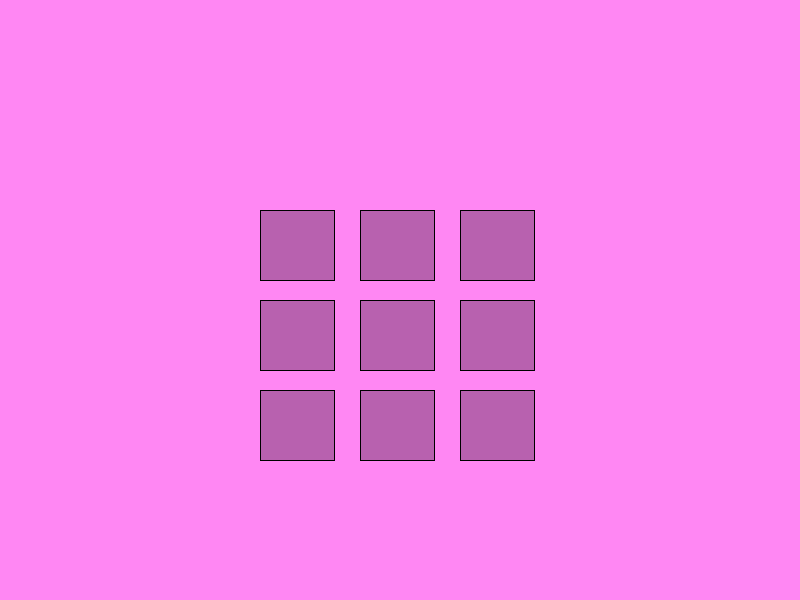
gustavobaltazar/sandbox, file widgets/janela_jogo_velha.ui: the form before one commit.
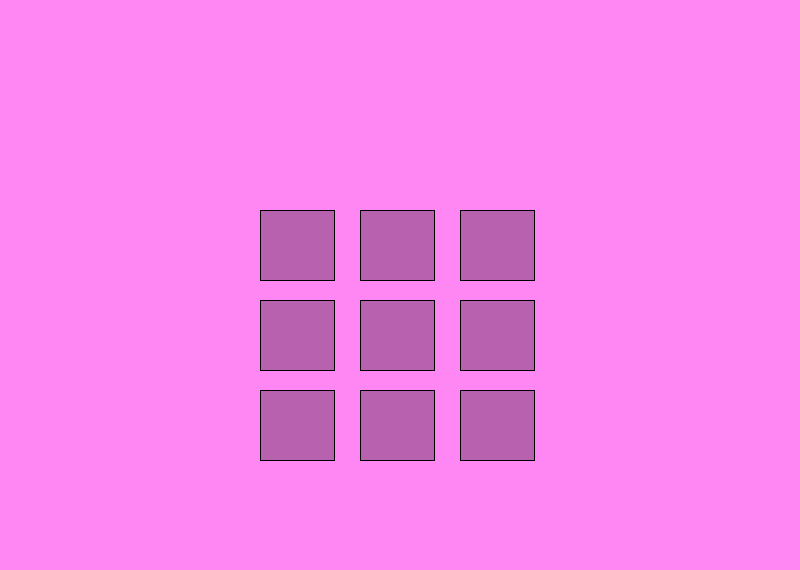
The form after the commit.

The edit to the form file:
```diff
--- a/widgets/janela_jogo_velha.ui
+++ b/widgets/janela_jogo_velha.ui
@@ -7,7 +7,7 @@
     <x>0</x>
     <y>0</y>
     <width>800</width>
-    <height>600</height>
+    <height>570</height>
    </rect>
   </property>
   <property name="windowTitle">
@@ -176,7 +176,7 @@
      <rect>
       <x>110</x>
       <y>500</y>
-      <width>571</width>
+      <width>581</width>
       <height>51</height>
      </rect>
     </property>
@@ -225,7 +225,6 @@
    <zorder>nine</zorder>
    <zorder>console_label</zorder>
   </widget>
-  <widget class="QStatusBar" name="statusbar"/>
  </widget>
  <resources/>
  <connections/>
```
